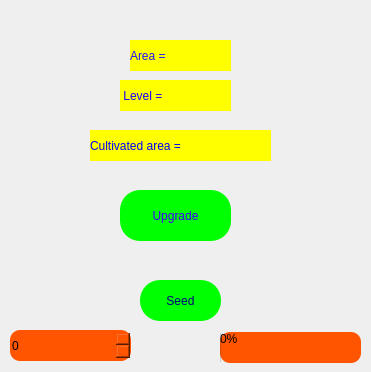
Qt form wheat_field.ui (mohammadfattahi11/AP_Project) before a commit.
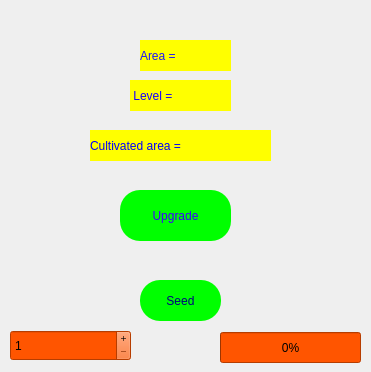
The same form after that commit. Icons and pictures are not drawn.

The edit to the form file:
```diff
--- a/wheat_field.ui
+++ b/wheat_field.ui
@@ -32,20 +32,28 @@
    <property name="styleSheet">
     <string notr="true">font: 18pt &quot;MS Shell Dlg 2&quot;;
 background-color: rgb(255, 85, 0);
-border-top-left-radius:10px; 
-border-bottom-right-radius:10px;
-border-top-right-radius:10px; 
-border-bottom-left-radius:10px;
 background-image: url(:/game_backgrounds/pics_project/clipart244133.png);</string>
    </property>
    <property name="value">
     <number>0</number>
    </property>
+   <property name="alignment">
+    <set>Qt::AlignCenter</set>
+   </property>
+   <property name="textVisible">
+    <bool>true</bool>
+   </property>
+   <property name="textDirection">
+    <enum>QProgressBar::TopToBottom</enum>
+   </property>
+   <property name="format">
+    <string>%p%</string>
+   </property>
   </widget>
   <widget class="QLabel" name="label">
    <property name="geometry">
     <rect>
-     <x>120</x>
+     <x>130</x>
      <y>80</y>
      <width>81</width>
      <height>31</height>
@@ -64,7 +72,7 @@
   <widget class="QLabel" name="label_2">
    <property name="geometry">
     <rect>
-     <x>130</x>
+     <x>140</x>
      <y>40</y>
      <width>71</width>
      <height>31</height>
@@ -83,9 +91,9 @@
   <widget class="QLabel" name="label_3">
    <property name="geometry">
     <rect>
-     <x>200</x>
+     <x>210</x>
      <y>40</y>
-     <width>31</width>
+     <width>21</width>
      <height>31</height>
     </rect>
    </property>
@@ -100,9 +108,9 @@
   <widget class="QLabel" name="label_4">
    <property name="geometry">
     <rect>
-     <x>200</x>
+     <x>210</x>
      <y>80</y>
-     <width>31</width>
+     <width>21</width>
      <height>31</height>
     </rect>
    </property>
@@ -145,7 +153,7 @@
     <rect>
      <x>90</x>
      <y>130</y>
-     <width>151</width>
+     <width>161</width>
      <height>31</height>
     </rect>
    </property>
@@ -156,15 +164,15 @@
 background-image: url(:/game_backgrounds/pics_project/clipart244133.png);</string>
    </property>
    <property name="text">
-    <string>Cultivated area = </string>
+    <string>Cultivated area =</string>
    </property>
   </widget>
   <widget class="QLabel" name="label_6">
    <property name="geometry">
     <rect>
-     <x>240</x>
+     <x>250</x>
      <y>130</y>
-     <width>31</width>
+     <width>21</width>
      <height>31</height>
     </rect>
    </property>
@@ -212,14 +220,28 @@
     </rect>
    </property>
    <property name="styleSheet">
-    <string notr="true">border-top-left-radius:10px; 
-font: 14pt &quot;MS Shell Dlg 2&quot;;
-border-bottom-right-radius:10px;
-border-top-right-radius:10px; 
-border-bottom-left-radius:10px;
+    <string notr="true">font: 14pt &quot;MS Shell Dlg 2&quot;;
 background-color: rgb(255, 85, 0);
 background-image: url(:/game_backgrounds/pics_project/clipart244133.png);</string>
    </property>
+   <property name="wrapping">
+    <bool>false</bool>
+   </property>
+   <property name="readOnly">
+    <bool>false</bool>
+   </property>
+   <property name="buttonSymbols">
+    <enum>QAbstractSpinBox::PlusMinus</enum>
+   </property>
+   <property name="minimum">
+    <number>1</number>
+   </property>
+   <property name="stepType">
+    <enum>QAbstractSpinBox::DefaultStepType</enum>
+   </property>
+   <property name="displayIntegerBase">
+    <number>10</number>
+   </property>
   </widget>
  </widget>
  <resources>
```
Left out of the diff: 8 changed lines with no effect on the pictures.
